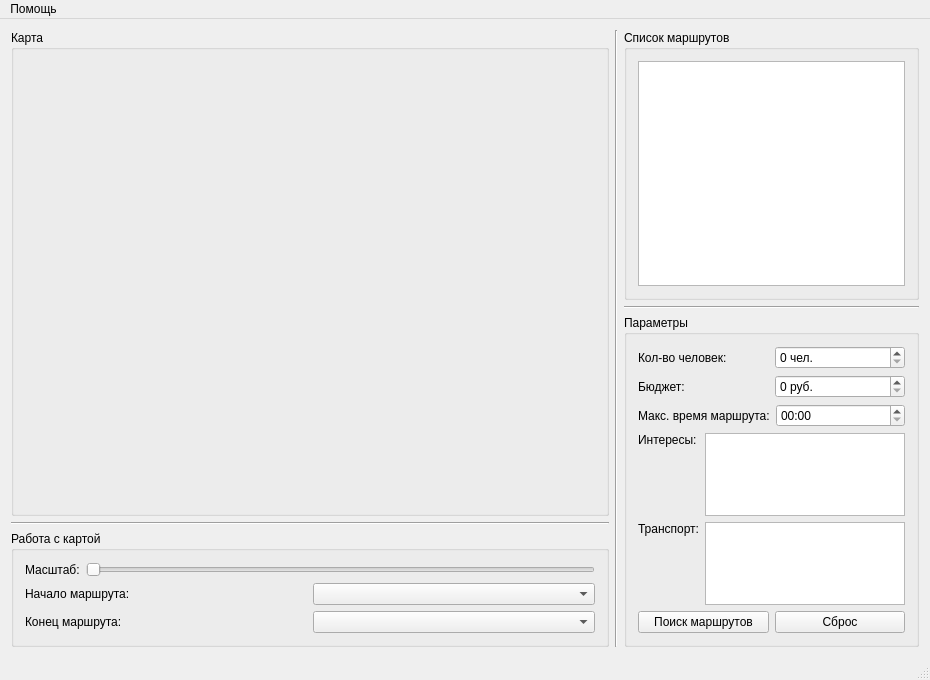
First picture: the form in mainwindow.ui, repository LepilkinaElena/EasyRouting, before the edit.
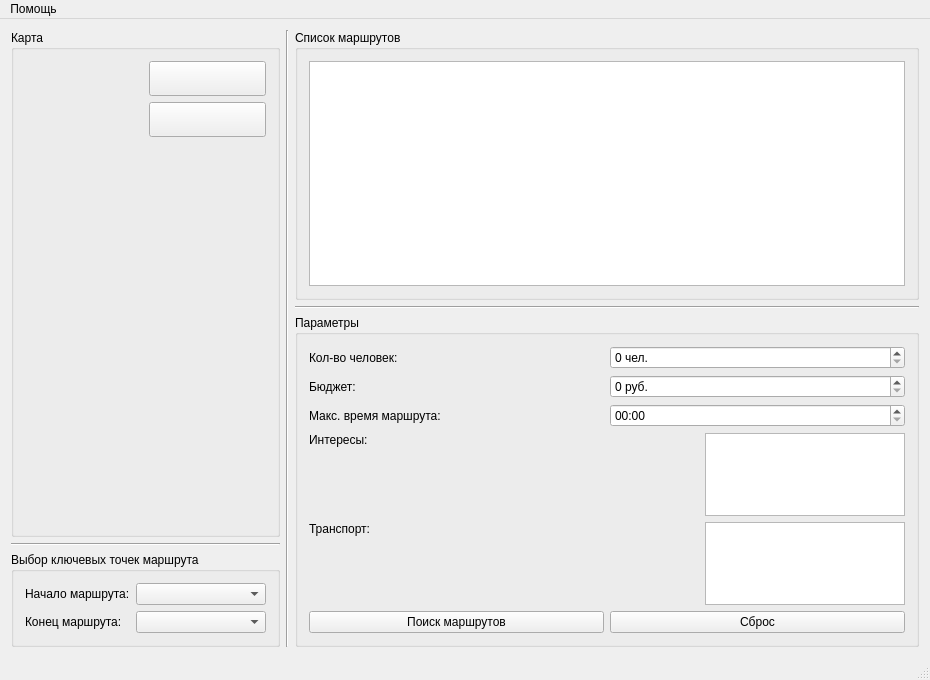
Second picture: the form after the edit. Icons and pictures are not drawn. Custom widgets are drawn as their Qt base class.

What changed in the file:
```diff
--- a/mainwindow.ui
+++ b/mainwindow.ui
@@ -45,18 +45,78 @@
            </property>
            <property name="minimumSize">
             <size>
-             <width>600</width>
-             <height>450</height>
+             <width>0</width>
+             <height>0</height>
             </size>
            </property>
            <property name="maximumSize">
             <size>
-             <width>600</width>
-             <height>450</height>
+             <width>1024</width>
+             <height>768</height>
             </size>
            </property>
           </widget>
          </item>
+         <item>
+          <layout class="QVBoxLayout" name="verticalLayout_4">
+           <property name="rightMargin">
+            <number>0</number>
+           </property>
+           <item>
+            <widget class="QPushButton" name="createPlaceButton">
+             <property name="minimumSize">
+              <size>
+               <width>35</width>
+               <height>35</height>
+              </size>
+             </property>
+             <property name="text">
+              <string/>
+             </property>
+             <property name="icon">
+              <iconset resource="resources.qrc">
+               <normaloff>:/map/icons/building.png</normaloff>:/map/icons/building.png</iconset>
+             </property>
+             <property name="iconSize">
+              <size>
+               <width>24</width>
+               <height>24</height>
+              </size>
+             </property>
+            </widget>
+           </item>
+           <item>
+            <widget class="QPushButton" name="createRouteButton">
+             <property name="minimumSize">
+              <size>
+               <width>35</width>
+               <height>35</height>
+              </size>
+             </property>
+             <property name="text">
+              <string/>
+             </property>
+             <property name="icon">
+              <iconset resource="resources.qrc">
+               <normaloff>:/map/icons/road.png</normaloff>:/map/icons/road.png</iconset>
+             </property>
+            </widget>
+           </item>
+           <item>
+            <spacer name="verticalSpacer">
+             <property name="orientation">
+              <enum>Qt::Vertical</enum>
+             </property>
+             <property name="sizeHint" stdset="0">
+              <size>
+               <width>20</width>
+               <height>40</height>
+              </size>
+             </property>
+            </spacer>
+           </item>
+          </layout>
+         </item>
         </layout>
        </widget>
       </item>
@@ -76,27 +136,9 @@
          </size>
         </property>
         <property name="title">
-         <string>Работа с картой</string>
+         <string>Выбор ключевых точек маршрута</string>
         </property>
         <layout class="QVBoxLayout" name="verticalLayout_5">
-         <item>
-          <layout class="QHBoxLayout" name="horizontalLayout_10">
-           <item>
-            <widget class="QLabel" name="label_6">
-             <property name="text">
-              <string>Масштаб:</string>
-             </property>
-            </widget>
-           </item>
-           <item>
-            <widget class="QSlider" name="mapScaleSlider">
-             <property name="orientation">
-              <enum>Qt::Horizontal</enum>
-             </property>
-            </widget>
-           </item>
-          </layout>
-         </item>
          <item>
           <layout class="QHBoxLayout" name="horizontalLayout_11">
            <item>
```
Left out of the diff: 8 changed lines with no effect on the pictures.
